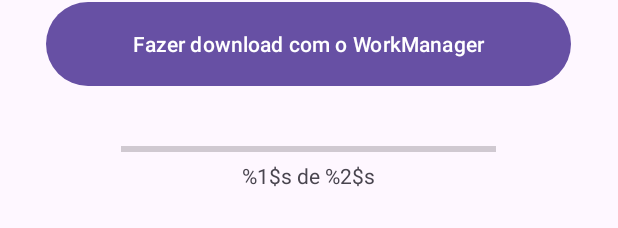
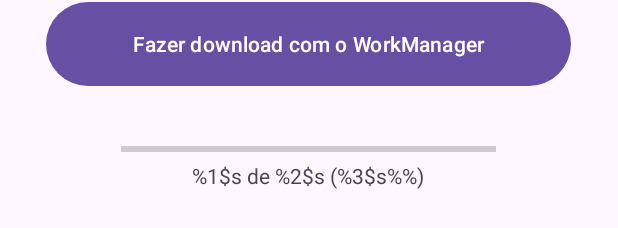
Before and after one commit to Nadilson-IFPE/WorkManagerFileDownloaderSample, an Android app: the layout content_main.xml on its own in the app's theme, with its tools: preview values and no code run, on a phone screen of 412 x 824 dp. Shown: the part 759-987 px from the top of the screen. Run offline under Robolectric (Android 15) with nearby library versions, the phone set to English and light mode, and no system bars.

Commit message:
refactor: update file download percentage string

```diff
--- a/app/src/main/java/com/nadilson/workmanagerfiledownloadersample/MainActivity.java
+++ b/app/src/main/java/com/nadilson/workmanagerfiledownloadersample/MainActivity.java
@@ -37,8 +37,10 @@ public class MainActivity extends AppCompatActivity {
 
         progressBar = findViewById(R.id.progressBar);
         progressText = findViewById(R.id.progressBarText);
-        progressText.setText(String.format(getString(R.string.file_download_percentage), MyUtils.getFormattedFileSize(this, 0),
-                MyUtils.getFormattedFileSize(this, 0)));
+        progressText.setText(String.format(getString(R.string.file_download_percentage),
+                MyUtils.getFormattedFileSize(this, 0),
+                MyUtils.getFormattedFileSize(this, 0),
+                String.valueOf(progressBar.getProgress())));
     }
 
     @Override
--- a/app/src/main/res/values/strings.xml
+++ b/app/src/main/res/values/strings.xml
@@ -7,7 +7,7 @@
     <string name="next">Next</string>
     <string name="previous">Previous</string>
     <!-- End -->
-    <string name="file_download_percentage">%1$s de %2$s</string>
+    <string name="file_download_percentage">%1$s de %2$s (%3$s%%)</string>
     <string name="download_button">Fazer download com o WorkManager</string>
     <string name="edittext_hint">Insira ou cole um URL válido...</string>
     <string name="notes_text">Este app é um exemplo prático de download de arquivos utilizando o
```
